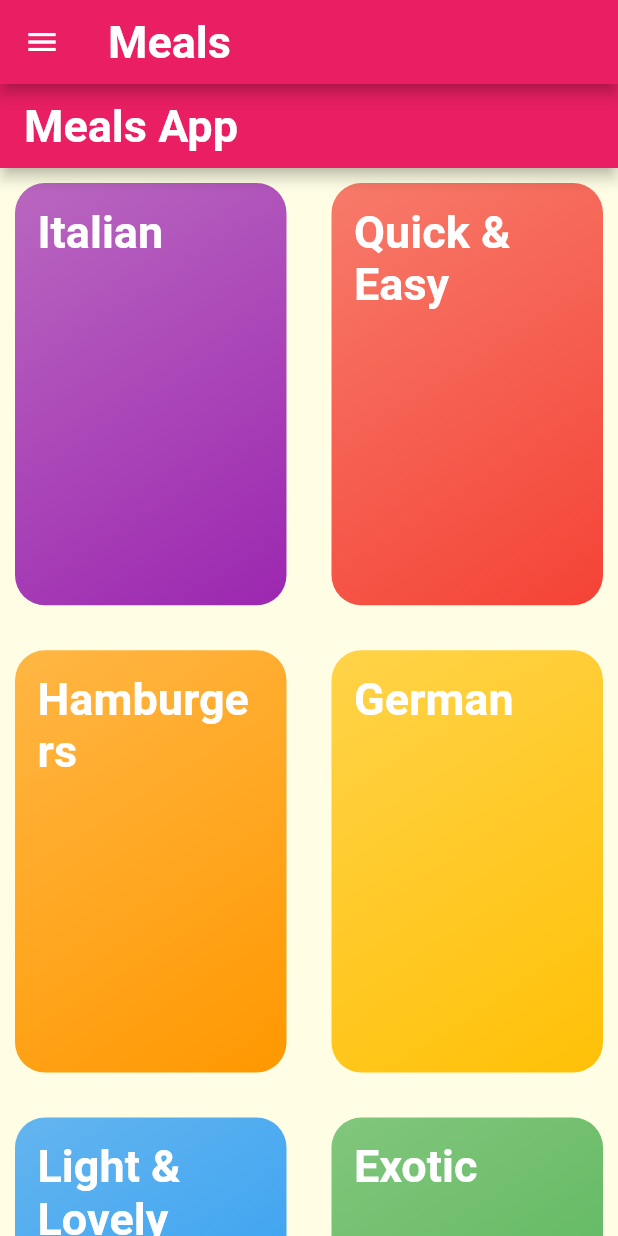
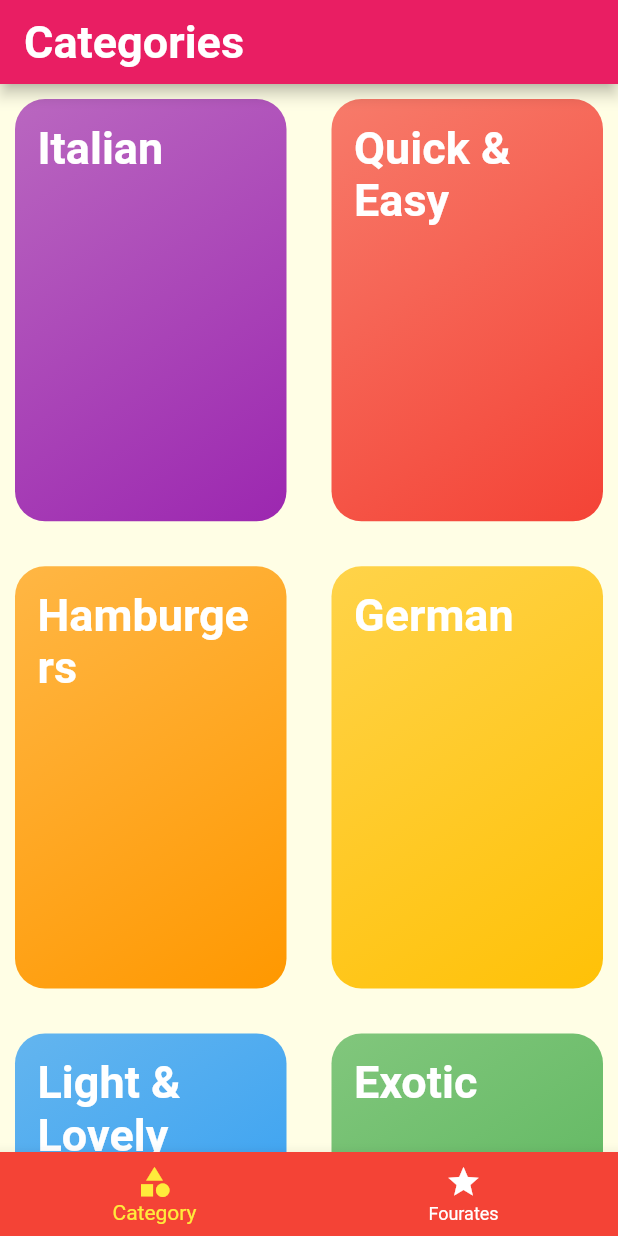
Before and after one commit to AmanPant777/meals_app, a Flutter app: the screen it shows after launch, on a phone screen of 412 x 824 dp. Run offline on Flutter 3.47's test engine with Material 2 defaults, Android fonts, the phone set to English and light mode, and no system bars.

```diff
--- a/lib/categories_screen.dart
+++ b/lib/categories_screen.dart
@@ -1,22 +1,19 @@
 import 'package:flutter/material.dart';
 import 'package:meals_app/category_item.dart';
 import './dummy_data.dart';
+
 class CategorieScreen extends StatelessWidget {
-
   @override
   Widget build(BuildContext context) {
-    return Scaffold(
-      appBar: AppBar(title: Text('Meals App'),),
-      body: GridView(
-        children: DUMMY_CATEGORIES.map((item) =>CategoryItems(item.id,item.title, item.color) ).toList(),
-        gridDelegate: SliverGridDelegateWithMaxCrossAxisExtent(
-            maxCrossAxisExtent: 200,
-            childAspectRatio: 2/3,
-            crossAxisSpacing: 10,
-            mainAxisSpacing: 10
-        ),
-
-      ),
+    return GridView(
+      children: DUMMY_CATEGORIES
+          .map((item) => CategoryItems(item.id, item.title, item.color))
+          .toList(),
+      gridDelegate: SliverGridDelegateWithMaxCrossAxisExtent(
+          maxCrossAxisExtent: 200,
+          childAspectRatio: 2 / 3,
+          crossAxisSpacing: 10,
+          mainAxisSpacing: 10),
     );
   }
 }
--- a/lib/tabscreen.dart
+++ b/lib/tabscreen.dart
@@ -9,21 +9,40 @@ class TabsScreen extends StatefulWidget {
 }
 
 class _TabsScreenState extends State<TabsScreen> {
+  final List<Map>  _pages = [
+    {'page': CategorieScreen(), 'title': 'Categories'},
+    {'page': FavourateScreen(), 'title': 'Favourates'}
+  ];
+  int _selectpageindex = 0;
+  void _selectpage(int index) {
+    setState(() {
+      _selectpageindex = index;
+    });
+  }
+
   @override
   Widget build(BuildContext context) {
-    return DefaultTabController(length: 2, child: Scaffold(
-      appBar: AppBar(title: Text('Meals'),
+    return DefaultTabController(
+      length: 2,
+      child: Scaffold(
+        appBar: AppBar(
+          title: Text(_pages[_selectpageindex]['title']),
+        ),
+        body: _pages[_selectpageindex]['page'],
+        bottomNavigationBar: BottomNavigationBar(
+          onTap: _selectpage,
+          backgroundColor: Colors.red,
+          unselectedItemColor: Colors.white,
+          selectedItemColor: Colors.yellow,
+          currentIndex: _selectpageindex,
+          items: [
+            BottomNavigationBarItem(
+                icon: Icon(Icons.category), title: Text('Category')),
+            BottomNavigationBarItem(
+                icon: Icon(Icons.star), title: Text('Fourates'))
+          ],
+        ),
       ),
-      drawer: TabBar(tabs: [
-        Tab( icon: Icon(Icons.category),text: 'Categories',),
-        Tab(icon: Icon(Icons.favorite),text:'Favourate')
-      ],),
-      body:TabBarView(children: [
-        CategorieScreen(),
-        FavourateScreen()
-      ],)
-    ),
-
     );
   }
 }
```
